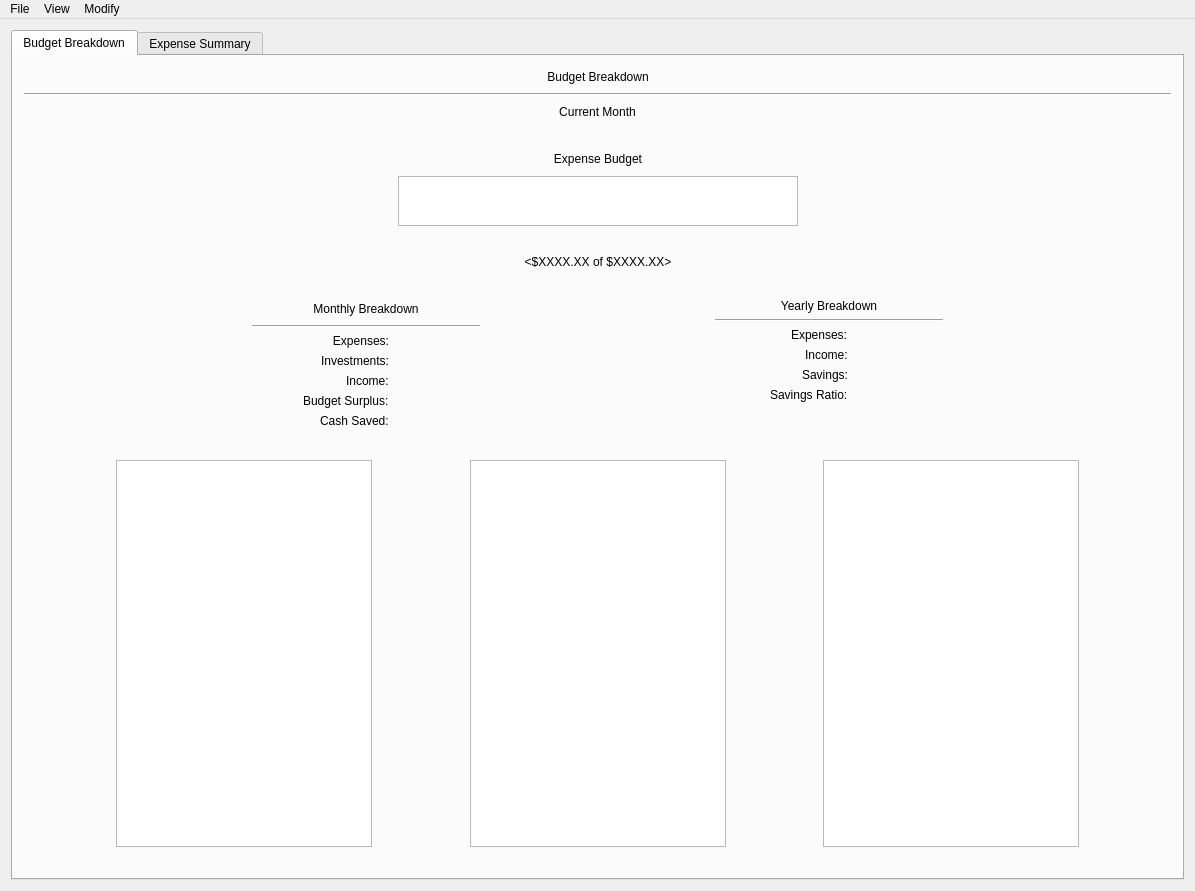
Before: the Qt Designer form CashFlowManager/mainwindow.ui in epw7856/CashFlowManager, drawn with Qt 5.
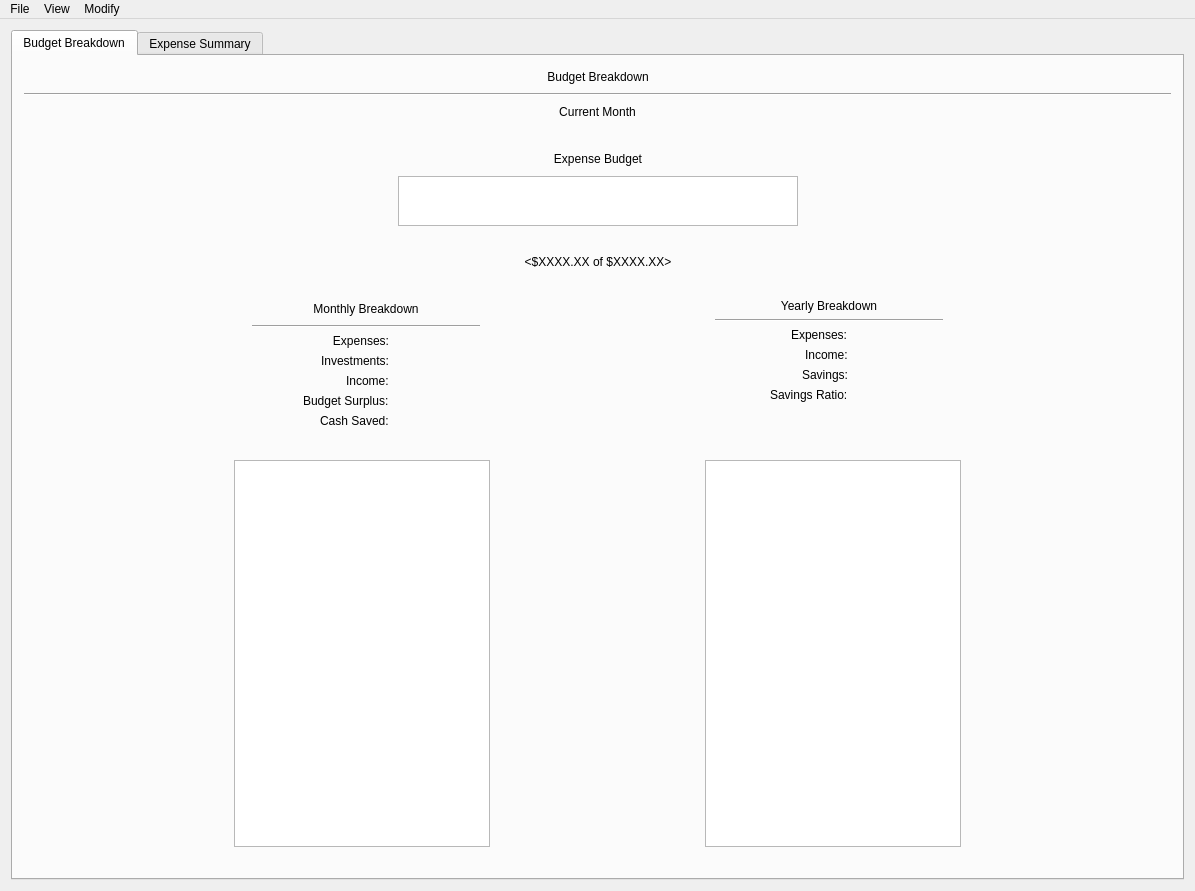
After: the same form once the commit is applied. Custom widgets are drawn as their Qt base class.

Commit message: Implemented the bar chart within the budget breakdown tab and modified the budget breakdown controller to return values vice strings.

Diff of the .ui file:
```diff
--- a/CashFlowManager/mainwindow.ui
+++ b/CashFlowManager/mainwindow.ui
@@ -595,22 +595,6 @@
             </property>
            </spacer>
           </item>
-          <item>
-           <widget class="QTableView" name="tableView_2"/>
-          </item>
-          <item>
-           <spacer name="horizontalSpacer_19">
-            <property name="orientation">
-             <enum>Qt::Horizontal</enum>
-            </property>
-            <property name="sizeHint" stdset="0">
-             <size>
-              <width>40</width>
-              <height>20</height>
-             </size>
-            </property>
-           </spacer>
-          </item>
           <item>
            <widget class="QGraphicsView" name="graphicsViewBreakdownPieChart"/>
           </item>
```
The commit also changes 4 other files.
